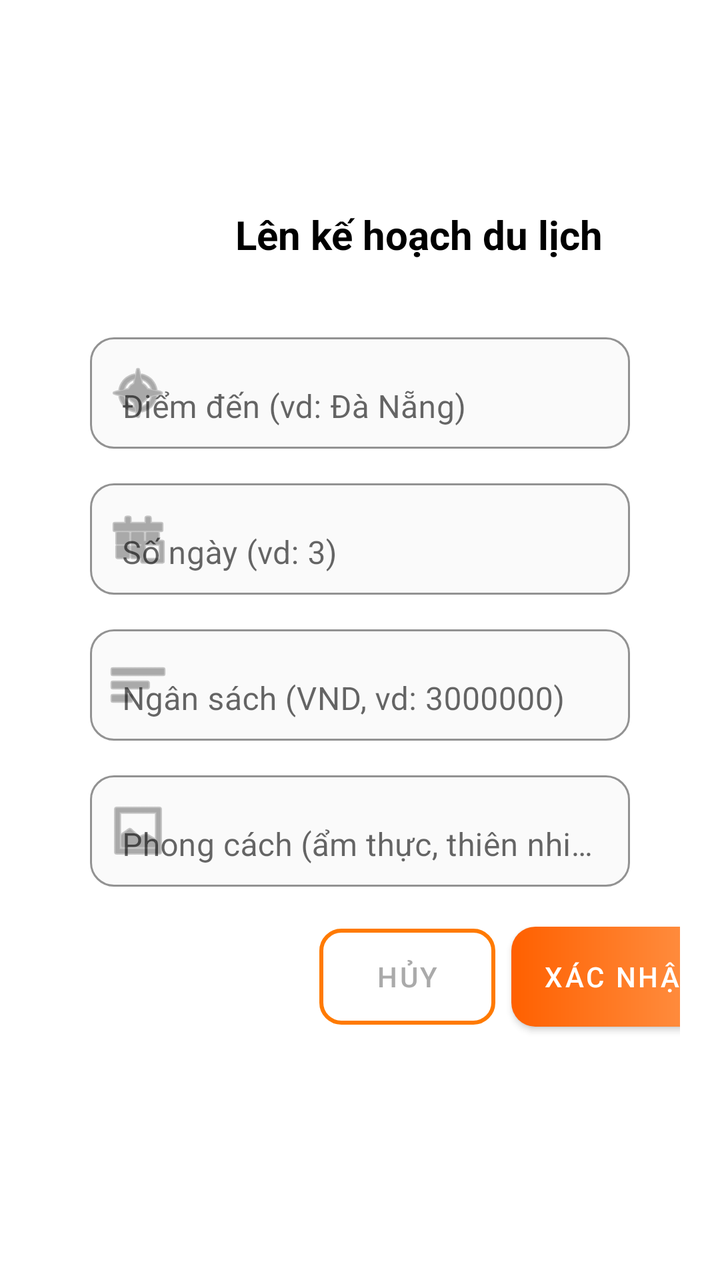
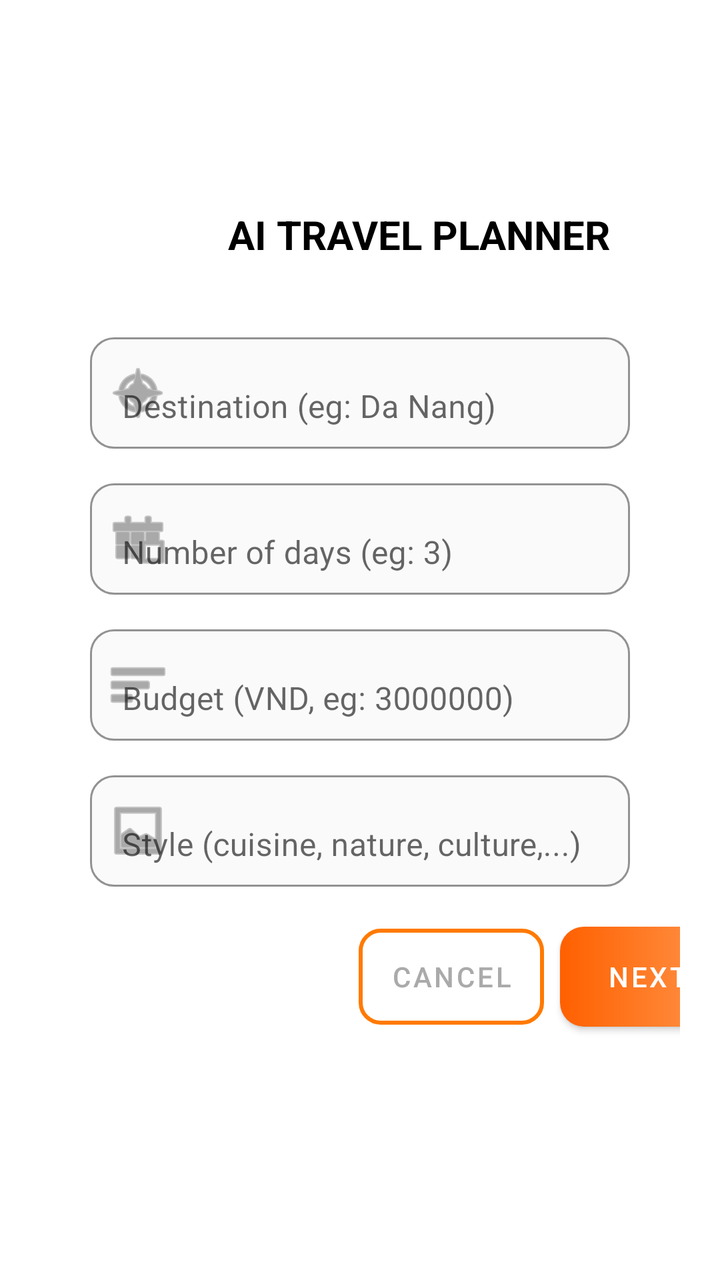

The first picture is an Android layout as it rendered before a commit; the second is the same layout after the commit. The layout source and the unified diff follow.
<!-- AndroidManifest.xml: application theme Theme.MaterialComponents.DayNight.NoActionBar -->
<!-- res/layout/dialog_ai_params.xml -->
<?xml version="1.0" encoding="utf-8"?>
<LinearLayout xmlns:android="http://schemas.android.com/apk/res/android"
    xmlns:app="http://schemas.android.com/apk/res-auto"
    android:layout_width="match_parent"
    android:layout_height="wrap_content"
    android:orientation="vertical"
    android:padding="20dp"
    android:background="@drawable/bg_dialog"
    android:gravity="center_vertical">

    

    

    <TextView
        android:id="@+id/tvDialogTitle"
        android:layout_width="379dp"
        android:layout_height="60dp"
        android:layout_marginBottom="16dp"
        android:gravity="center"
        android:text="Lên kế hoạch du lịch"
        android:textColor="@android:color/black"
        android:textSize="20sp"
        android:textStyle="bold" />

    <com.google.android.material.textfield.TextInputLayout
        android:layout_width="match_parent"
        android:layout_height="wrap_content"
        android:hint="Điểm đến (vd: Đà Nẵng)"
        app:boxBackgroundMode="outline"
        app:boxCornerRadiusTopStart="12dp"
        app:boxCornerRadiusTopEnd="12dp"
        app:boxCornerRadiusBottomStart="12dp"
        app:boxCornerRadiusBottomEnd="12dp"
        app:boxStrokeColor="#E0E0E0"
        android:layout_marginHorizontal="25dp"

        app:boxBackgroundColor="#FAFAFA"
        app:startIconDrawable="@android:drawable/ic_menu_compass">

        <com.google.android.material.textfield.TextInputEditText
            android:id="@+id/edtDestination"
            android:layout_width="match_parent"
            android:layout_height="wrap_content"
            android:inputType="textCapSentences" />
    </com.google.android.material.textfield.TextInputLayout>

    
    <com.google.android.material.textfield.TextInputLayout
        android:layout_width="match_parent"
        android:layout_height="wrap_content"
        android:hint="Số ngày (vd: 3)"
        app:boxBackgroundMode="outline"
        app:boxCornerRadiusTopStart="12dp"
        app:boxStrokeColor="#E0E0E0"
        app:boxBackgroundColor="#FAFAFA"
        app:boxCornerRadiusTopEnd="12dp"
        android:layout_marginHorizontal="25dp"

        app:boxCornerRadiusBottomStart="12dp"
        app:boxCornerRadiusBottomEnd="12dp"
        app:startIconDrawable="@android:drawable/ic_menu_today"
        android:layout_marginTop="12dp">

        <com.google.android.material.textfield.TextInputEditText
            android:id="@+id/edtDays"
            android:layout_width="match_parent"
            android:layout_height="wrap_content"
            android:inputType="number" />
    </com.google.android.material.textfield.TextInputLayout>

    
    <com.google.android.material.textfield.TextInputLayout
        android:layout_width="match_parent"
        android:layout_height="wrap_content"
        android:hint="Ngân sách (VND, vd: 3000000)"
        app:boxStrokeColor="#E0E0E0"
        app:boxBackgroundColor="#FAFAFA"
        app:boxBackgroundMode="outline"
        app:boxCornerRadiusTopStart="12dp"
        app:boxCornerRadiusTopEnd="12dp"
        android:layout_marginHorizontal="25dp"

        app:boxCornerRadiusBottomStart="12dp"
        app:boxCornerRadiusBottomEnd="12dp"
        app:startIconDrawable="@android:drawable/ic_menu_sort_by_size"
        android:layout_marginTop="12dp">

        <com.google.android.material.textfield.TextInputEditText
            android:id="@+id/edtBudget"
            android:layout_width="match_parent"
            android:layout_height="wrap_content"
            android:inputType="numberDecimal" />
    </com.google.android.material.textfield.TextInputLayout>

    
    <com.google.android.material.textfield.TextInputLayout
        android:layout_width="match_parent"
        android:layout_height="wrap_content"
        android:hint="Phong cách (ẩm thực, thiên nhiên, văn hoá,...)"
        app:boxBackgroundMode="outline"
        app:boxCornerRadiusTopStart="12dp"
        app:boxCornerRadiusTopEnd="12dp"
        app:boxStrokeColor="#E0E0E0"
        app:boxBackgroundColor="#FAFAFA"
        android:layout_marginHorizontal="25dp"

        app:boxCornerRadiusBottomStart="12dp"
        app:boxCornerRadiusBottomEnd="12dp"
        app:startIconDrawable="@android:drawable/ic_menu_gallery"
        android:layout_marginTop="12dp">

        <com.google.android.material.textfield.TextInputEditText
            android:id="@+id/edtStyle"
            android:layout_width="match_parent"
            android:layout_height="wrap_content"
            android:inputType="textCapSentences" />
    </com.google.android.material.textfield.TextInputLayout>

    
    <LinearLayout
        android:layout_width="348dp"
        android:layout_height="89dp"
        android:layout_marginTop="20dp"
        android:gravity="end"
        android:orientation="horizontal">

        <Button
            android:id="@+id/btnCancel"
            android:layout_width="wrap_content"
            android:layout_height="wrap_content"
            android:background="@drawable/btn_orange_outline"
            android:text="Hủy"

            android:textColor="@android:color/darker_gray"
            app:backgroundTint="@null" />

        <Button
            android:id="@+id/btnConfirm"
            android:layout_width="wrap_content"
            android:layout_height="wrap_content"
            android:layout_marginStart="8dp"

            android:background="@drawable/btn_signin_gradient"
            android:text="Xác nhận"
            android:textColor="@android:color/white"
            app:backgroundTint="@null" />
    </LinearLayout>
</LinearLayout>
<!-- resources referenced by this layout -->
<resources>
  <!-- drawable bg_dialog (drawable) -->
  <shape xmlns:android="http://schemas.android.com/apk/res/android"
      android:shape="rectangle">
  
      
      <solid android:color="@android:color/white"/>
  
      
      <corners android:radius="24dp"/>
  
      
      <padding android:left="8dp" android:top="8dp"
          android:right="8dp" android:bottom="8dp"/>
      <size android:width="300dp" />
  
  </shape>
  <!-- drawable btn_orange_outline (drawable) -->
  <selector xmlns:android="http://schemas.android.com/apk/res/android">
      
      <item android:state_pressed="true">
          <shape android:shape="rectangle">
              <solid android:color="#1AFF7A00"/>
              <stroke android:width="2dp" android:color="#FF7A00"/>
              <corners android:radius="10dp"/>
          </shape>
      </item>
      <item>
          <shape android:shape="rectangle">
              <solid android:color="@android:color/transparent"/>
              <stroke android:width="2dp" android:color="#FF7A00"/>
              <corners android:radius="10dp"/>
          </shape>
      </item>
  </selector>
  <!-- drawable btn_signin_gradient (drawable) -->
  <shape xmlns:android="http://schemas.android.com/apk/res/android"
      android:shape="rectangle">
      <gradient
          android:startColor="#FF6000"
          android:endColor="#FF9950"
          android:angle="0"/>
      <corners android:radius="12dp"/>
      <padding android:left="16dp" android:right="16dp"/>
      <size android:height="50dp"/>
  </shape>
</resources>

<!-- the commit's change to res/layout/dialog_ai_params.xml (unified diff, before → after) -->
@@ -18,7 +18,7 @@
         android:layout_height="60dp"
         android:layout_marginBottom="16dp"
         android:gravity="center"
-        android:text="Lên kế hoạch du lịch"
+        android:text="AI TRAVEL PLANNER"
         android:textColor="@android:color/black"
         android:textSize="20sp"
         android:textStyle="bold" />
@@ -26,7 +26,7 @@
     <com.google.android.material.textfield.TextInputLayout
         android:layout_width="match_parent"
         android:layout_height="wrap_content"
-        android:hint="Điểm đến (vd: Đà Nẵng)"
+        android:hint="Destination (eg: Da Nang)"
         app:boxBackgroundMode="outline"
         app:boxCornerRadiusTopStart="12dp"
         app:boxCornerRadiusTopEnd="12dp"
@@ -49,7 +49,7 @@
     <com.google.android.material.textfield.TextInputLayout
         android:layout_width="match_parent"
         android:layout_height="wrap_content"
-        android:hint="Số ngày (vd: 3)"
+        android:hint="Number of days (eg: 3)"
         app:boxBackgroundMode="outline"
         app:boxCornerRadiusTopStart="12dp"
         app:boxStrokeColor="#E0E0E0"
@@ -73,7 +73,7 @@
     <com.google.android.material.textfield.TextInputLayout
         android:layout_width="match_parent"
         android:layout_height="wrap_content"
-        android:hint="Ngân sách (VND, vd: 3000000)"
+        android:hint="Budget (VND, eg: 3000000)"
         app:boxStrokeColor="#E0E0E0"
         app:boxBackgroundColor="#FAFAFA"
         app:boxBackgroundMode="outline"
@@ -97,7 +97,7 @@
     <com.google.android.material.textfield.TextInputLayout
         android:layout_width="match_parent"
         android:layout_height="wrap_content"
-        android:hint="Phong cách (ẩm thực, thiên nhiên, văn hoá,...)"
+        android:hint="Style (cuisine, nature, culture,...)"
         app:boxBackgroundMode="outline"
         app:boxCornerRadiusTopStart="12dp"
         app:boxCornerRadiusTopEnd="12dp"
@@ -130,7 +130,7 @@
             android:layout_width="wrap_content"
             android:layout_height="wrap_content"
             android:background="@drawable/btn_orange_outline"
-            android:text="Hủy"
+            android:text="CANCEL"
 
             android:textColor="@android:color/darker_gray"
             app:backgroundTint="@null" />
@@ -142,7 +142,7 @@
             android:layout_marginStart="8dp"
 
             android:background="@drawable/btn_signin_gradient"
-            android:text="Xác nhận"
+            android:text="NEXT"
             android:textColor="@android:color/white"
             app:backgroundTint="@null" />
     </LinearLayout>
